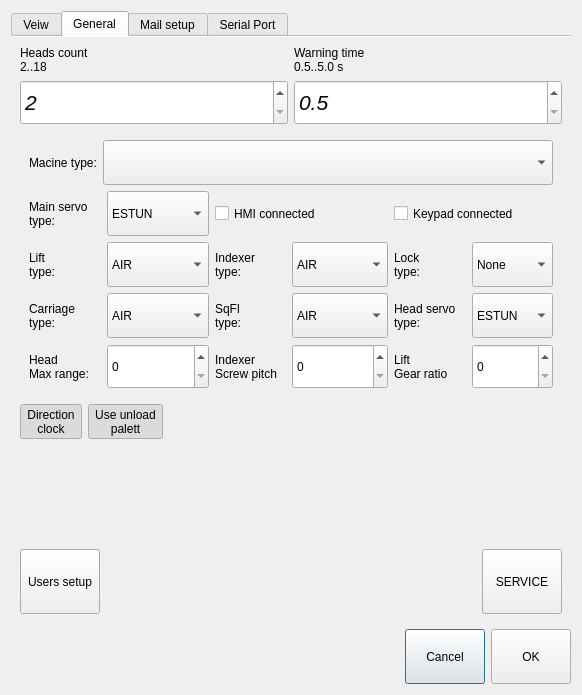
The window that generalsettingdialog.ui (mishkoLitvin/L_Aries-progect) describes before a commit, drawn with Qt 5.
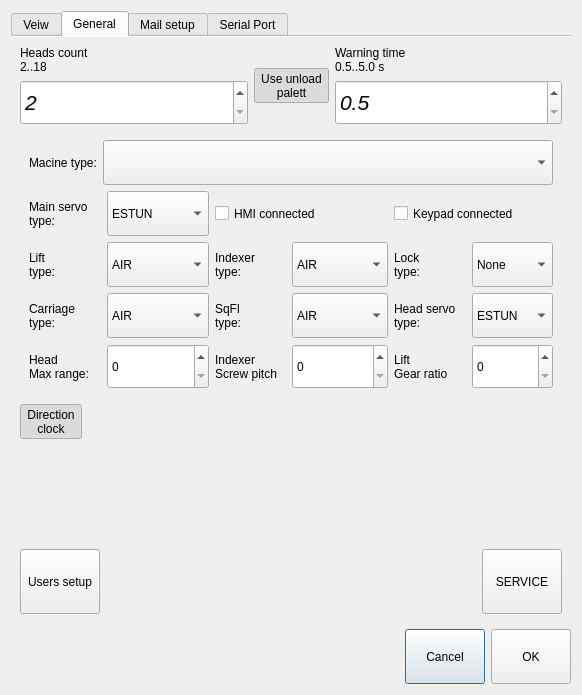
The same window after the commit. Icons and pictures are not drawn.

```diff
--- a/generalsettingdialog.ui
+++ b/generalsettingdialog.ui
@@ -256,6 +256,33 @@
              </item>
             </layout>
            </item>
+           <item>
+            <widget class="QToolButton" name="pButtonUseUnload">
+             <property name="text">
+              <string>Use unload 
+palett</string>
+             </property>
+             <property name="icon">
+              <iconset>
+               <normaloff>:/new/icons/icons/rotateRight.png</normaloff>:/new/icons/icons/rotateRight.png</iconset>
+             </property>
+             <property name="iconSize">
+              <size>
+               <width>50</width>
+               <height>50</height>
+              </size>
+             </property>
+             <property name="checkable">
+              <bool>true</bool>
+             </property>
+             <property name="checked">
+              <bool>true</bool>
+             </property>
+             <property name="toolButtonStyle">
+              <enum>Qt::ToolButtonTextUnderIcon</enum>
+             </property>
+            </widget>
+           </item>
            <item>
             <layout class="QVBoxLayout" name="verticalLayout_16" stretch="1,10">
              <item>
@@ -773,33 +800,6 @@
              </property>
             </widget>
            </item>
-           <item>
-            <widget class="QToolButton" name="pButtonUseUnload">
-             <property name="text">
-              <string>Use unload 
-palett</string>
-             </property>
-             <property name="icon">
-              <iconset>
-               <normaloff>:/new/icons/icons/rotateRight.png</normaloff>:/new/icons/icons/rotateRight.png</iconset>
-             </property>
-             <property name="iconSize">
-              <size>
-               <width>50</width>
-               <height>50</height>
-              </size>
-             </property>
-             <property name="checkable">
-              <bool>true</bool>
-             </property>
-             <property name="checked">
-              <bool>true</bool>
-             </property>
-             <property name="toolButtonStyle">
-              <enum>Qt::ToolButtonTextUnderIcon</enum>
-             </property>
-            </widget>
-           </item>
            <item>
             <spacer name="horizontalSpacer_5">
              <property name="orientation">
```
